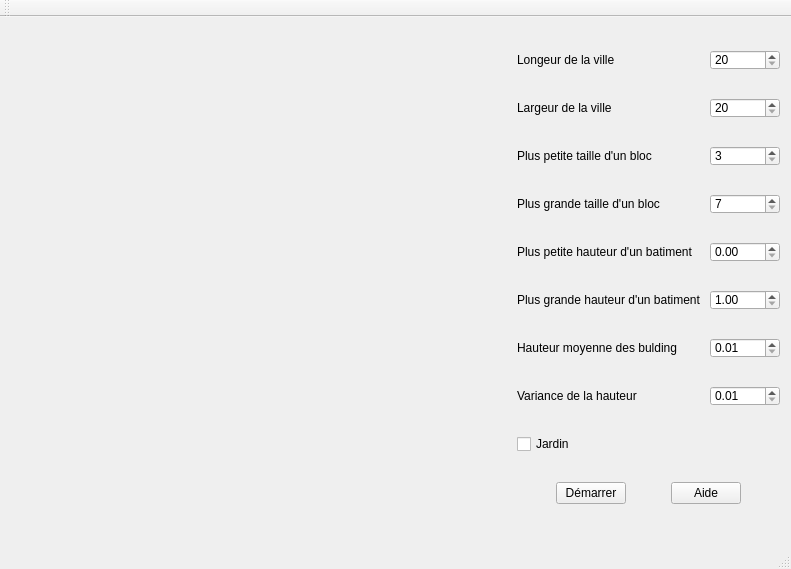
The window that mainwindow.ui (haxelion/CityGenerator) describes before a commit, drawn with Qt 5.
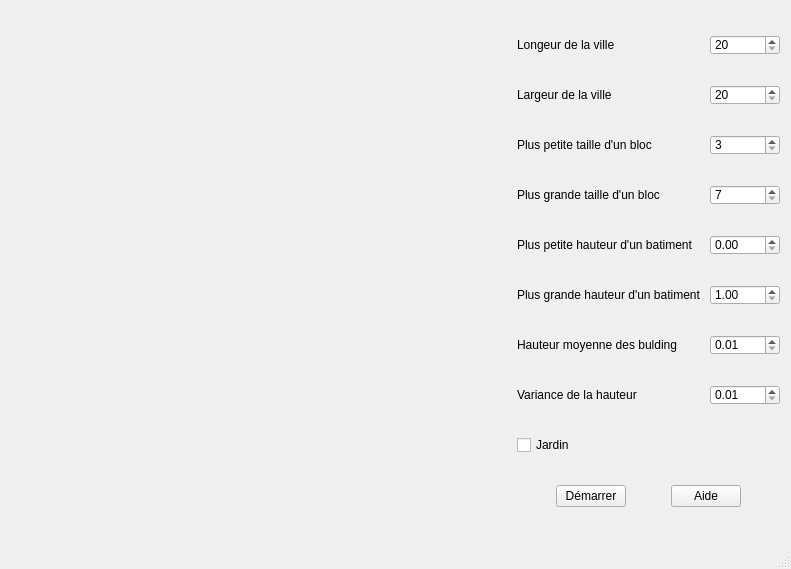
The same window after the commit. Custom widgets are drawn as their Qt base class.

Diff of the .ui file:
```diff
--- a/mainwindow.ui
+++ b/mainwindow.ui
@@ -429,14 +429,6 @@
     </rect>
    </property>
   </widget>
-  <widget class="QToolBar" name="mainToolBar">
-   <attribute name="toolBarArea">
-    <enum>TopToolBarArea</enum>
-   </attribute>
-   <attribute name="toolBarBreak">
-    <bool>false</bool>
-   </attribute>
-  </widget>
   <widget class="QStatusBar" name="statusBar"/>
  </widget>
  <layoutdefault spacing="6" margin="11"/>
```
